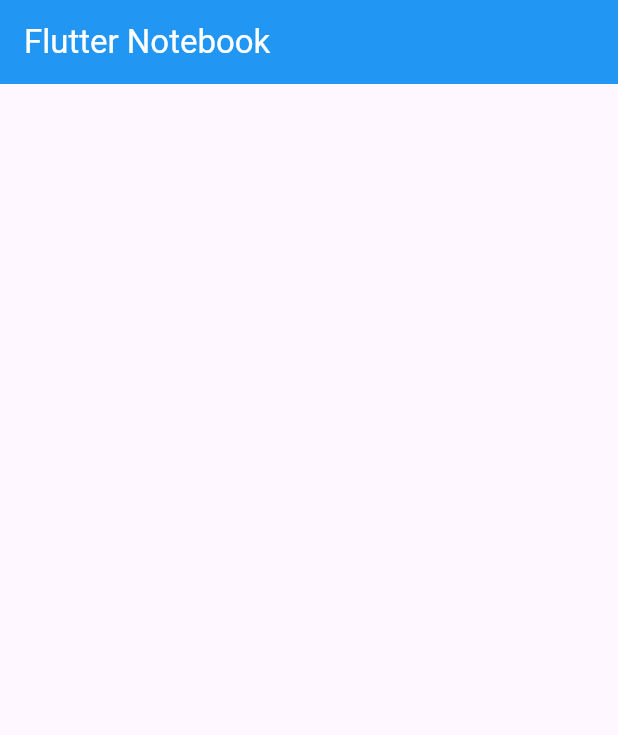
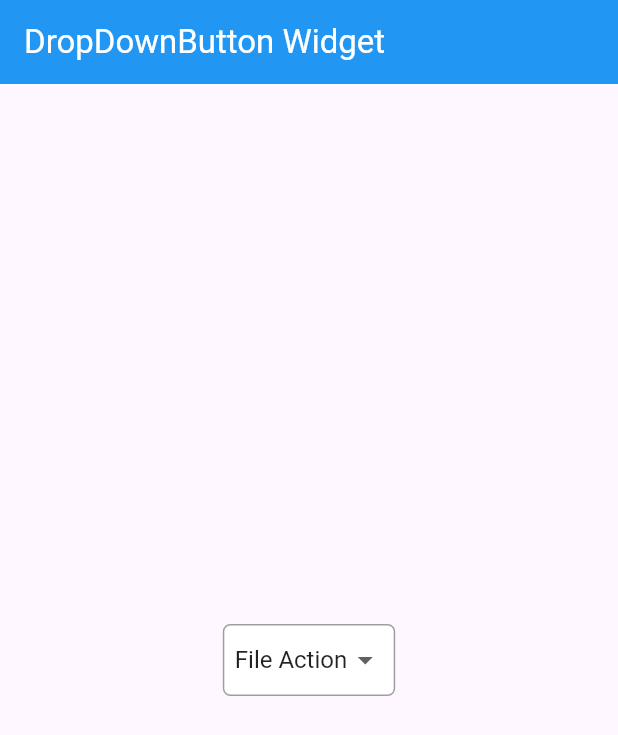
Before and after one commit to monir996/flutter-notebook, a Flutter app: the screen it shows after launch, on a phone screen of 412 x 824 dp. Shown: the top 735 px of the screen. Run offline on Flutter 3.47's test engine with Material 3 defaults, Android fonts, the light colour scheme and no system bars.

Commit message:
dropDownButton - initial

```diff
--- a/lib/home_screen.dart
+++ b/lib/home_screen.dart
@@ -8,14 +8,50 @@
 }
 
 class _HomeScreenState extends State<HomeScreen> {
+
+  String? selectedValue;
+
   @override
   Widget build(BuildContext context) {
     return Scaffold(
-      appBar: AppBar(title: Text("Flutter Notebook", style: TextStyle(color: Colors.white)), backgroundColor: Colors.blue),
+      appBar: AppBar(title: Text("DropDownButton Widget", style: TextStyle(color: Colors.white)), backgroundColor: Colors.blue),
 
-      // ----------------------- Main Branch  ==> Basic Structure ------------------
+      // ----------------------- Branch 28 ==> DropDownButton Widget ------------------
 
-      body: Center(),
+      body: Center(
+        child: DecoratedBox(
+          decoration: BoxDecoration(
+            color: Colors.white,
+            border: Border.all(color: Colors.grey, width: 1, style: BorderStyle.solid),
+            borderRadius: BorderRadius.circular(5)
+          ),
+          child: Padding(
+            padding: const EdgeInsets.only(left: 8.0, right: 8.0),
+
+            child: DropdownButton(
+
+                elevation: 16,
+                hint: Text("File Action", style: TextStyle(fontSize: 16.0, color: Colors.black87)),
+                style: TextStyle(fontSize: 16.0, color: Colors.blue),
+                icon: Icon(Icons.arrow_drop_down_sharp),
+                value: selectedValue,
+                dropdownColor: Colors.black87,
+                underline: Container(),
+                items: [
+                  DropdownMenuItem(value: "Save",child: Text("Save")),
+                  DropdownMenuItem(value: "Open",child: Text("Open")),
+                  DropdownMenuItem(value: "Delete",child: Text("Delete", style: TextStyle(color: Colors.red))),
+                ],
+                onChanged: (String? newValue){
+                  setState(() {
+                    selectedValue = newValue;
+                  });
+                }
+
+            ),
+          ),
+        ),
+      ),
     );
   }
 }
```
